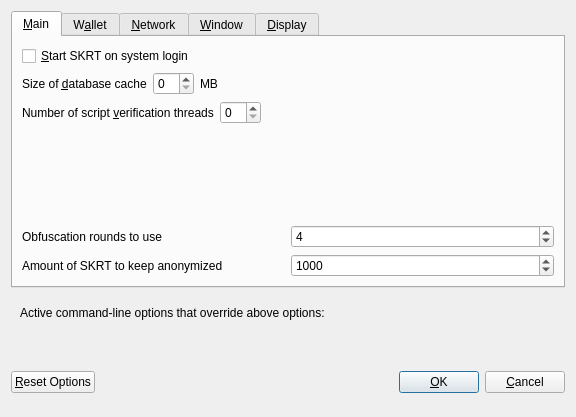
Old version of the form src/qt/forms/optionsdialog.ui in the repository undrxcoin/undrxcoin.
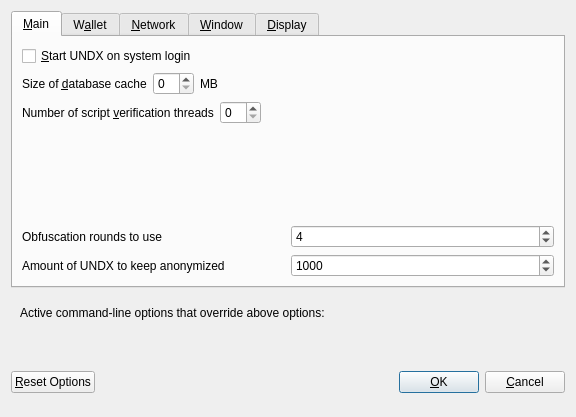
New version of the form. Custom widgets are drawn as their Qt base class.

Diff of the .ui file:
```diff
--- a/src/qt/forms/optionsdialog.ui
+++ b/src/qt/forms/optionsdialog.ui
@@ -33,7 +33,7 @@
           <string>Automatically start SKRT after logging in to the system.</string>
          </property>
          <property name="text">
-          <string>&amp;Start SKRT on system login</string>
+          <string>&amp;Start UNDX on system login</string>
          </property>
         </widget>
        </item>
@@ -177,7 +177,7 @@
             <string notr="true"/>
            </property>
            <property name="text">
-            <string>Amount of SKRT to keep anonymized</string>
+            <string>Amount of UNDX to keep anonymized</string>
            </property>
           </widget>
          </item>
```
Left out of the diff: 12 changed lines with no effect on the pictures.
